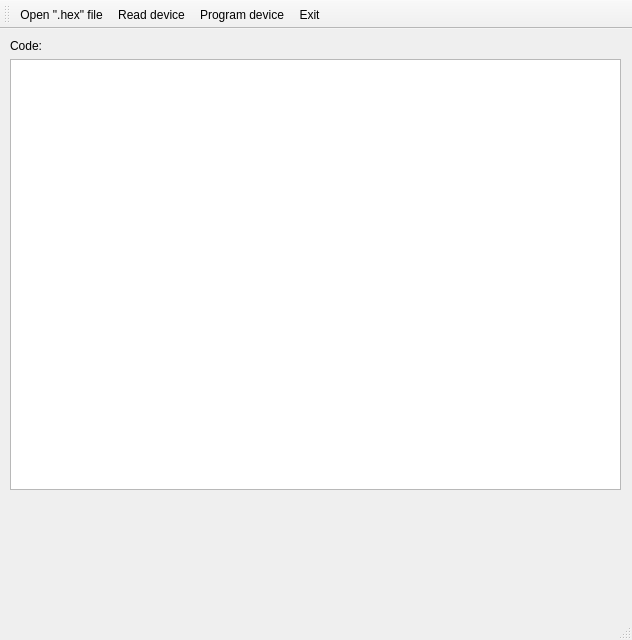
Old version of the form gui/ui/main.ui in the repository xSQL/pyqt5-pk2cmd.
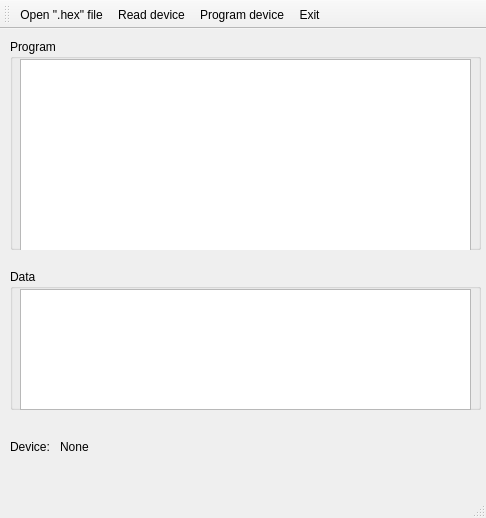
New version of the form. Icons and pictures are not drawn.

The edit to the form file:
```diff
--- a/gui/ui/main.ui
+++ b/gui/ui/main.ui
@@ -6,36 +6,106 @@
    <rect>
     <x>0</x>
     <y>0</y>
-    <width>632</width>
-    <height>640</height>
+    <width>486</width>
+    <height>518</height>
    </rect>
   </property>
   <property name="windowTitle">
    <string>MainWindow</string>
   </property>
   <widget class="QWidget" name="centralwidget">
-   <widget class="QTextBrowser" name="textBrowser">
-    <property name="geometry">
-     <rect>
-      <x>10</x>
-      <y>30</y>
-      <width>611</width>
-      <height>431</height>
-     </rect>
-    </property>
-   </widget>
    <widget class="QLabel" name="label">
     <property name="geometry">
      <rect>
       <x>10</x>
+      <y>410</y>
+      <width>61</width>
+      <height>15</height>
+     </rect>
+    </property>
+    <property name="text">
+     <string>Device:</string>
+    </property>
+   </widget>
+   <widget class="QLabel" name="deviceLabel">
+    <property name="geometry">
+     <rect>
+      <x>60</x>
+      <y>410</y>
+      <width>341</width>
+      <height>16</height>
+     </rect>
+    </property>
+    <property name="text">
+     <string>None</string>
+    </property>
+   </widget>
+   <widget class="QGroupBox" name="groupBox">
+    <property name="geometry">
+     <rect>
+      <x>10</x>
       <y>10</y>
-      <width>59</width>
-      <height>14</height>
+      <width>471</width>
+      <height>211</height>
      </rect>
     </property>
-    <property name="text">
-     <string>Code:</string>
+    <property name="title">
+     <string>Program</string>
     </property>
+    <widget class="QTableWidget" name="codeTable">
+     <property name="geometry">
+      <rect>
+       <x>10</x>
+       <y>20</y>
+       <width>451</width>
+       <height>192</height>
+      </rect>
+     </property>
+     <property name="font">
+      <font>
+       <family>Sans</family>
+       <pointsize>8</pointsize>
+      </font>
+     </property>
+     <attribute name="horizontalHeaderVisible">
+      <bool>false</bool>
+     </attribute>
+     <attribute name="horizontalHeaderHighlightSections">
+      <bool>false</bool>
+     </attribute>
+     <attribute name="verticalHeaderVisible">
+      <bool>false</bool>
+     </attribute>
+     <attribute name="verticalHeaderDefaultSectionSize">
+      <number>21</number>
+     </attribute>
+     <attribute name="verticalHeaderHighlightSections">
+      <bool>false</bool>
+     </attribute>
+    </widget>
+   </widget>
+   <widget class="QGroupBox" name="groupBox_2">
+    <property name="geometry">
+     <rect>
+      <x>10</x>
+      <y>240</y>
+      <width>471</width>
+      <height>141</height>
+     </rect>
+    </property>
+    <property name="title">
+     <string>Data</string>
+    </property>
+    <widget class="QTableWidget" name="tableWidget">
+     <property name="geometry">
+      <rect>
+       <x>10</x>
+       <y>20</y>
+       <width>451</width>
+       <height>121</height>
+      </rect>
+     </property>
+    </widget>
    </widget>
   </widget>
   <widget class="QMenuBar" name="menubar">
```
Left out of the diff: 14 changed lines with no effect on the pictures.
